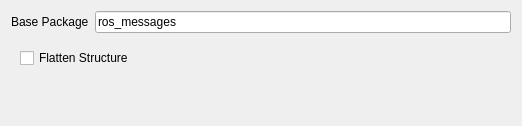
Above: plugins/pytide_generator/resources/gui/settingsWidget.ui from ebosseck/RosbridgeMessageGenerator before the change. Below: the same form after it.
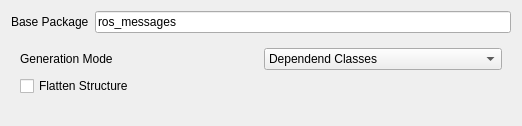
That is the form after the change.

```diff
--- a/plugins/pytide_generator/resources/gui/settingsWidget.ui
+++ b/plugins/pytide_generator/resources/gui/settingsWidget.ui
@@ -24,14 +24,7 @@
    <item row="1" column="0" colspan="2">
     <widget class="QWidget" name="widget" native="true">
      <layout class="QGridLayout" name="gridLayout_2">
-      <item row="0" column="0">
-       <widget class="QCheckBox" name="checkBox">
-        <property name="text">
-         <string>Flatten Structure</string>
-        </property>
-       </widget>
-      </item>
-      <item row="1" column="0">
+      <item row="2" column="0">
        <spacer name="verticalSpacer">
         <property name="orientation">
          <enum>Qt::Vertical</enum>
@@ -44,6 +37,34 @@
         </property>
        </spacer>
       </item>
+      <item row="0" column="0">
+       <widget class="QLabel" name="label_2">
+        <property name="text">
+         <string>Generation Mode</string>
+        </property>
+       </widget>
+      </item>
+      <item row="1" column="0">
+       <widget class="QCheckBox" name="checkBox">
+        <property name="text">
+         <string>Flatten Structure</string>
+        </property>
+       </widget>
+      </item>
+      <item row="0" column="1">
+       <widget class="QComboBox" name="comboBox">
+        <item>
+         <property name="text">
+          <string>Dependend Classes</string>
+         </property>
+        </item>
+        <item>
+         <property name="text">
+          <string>Monolithic</string>
+         </property>
+        </item>
+       </widget>
+      </item>
      </layout>
     </widget>
    </item>
```
